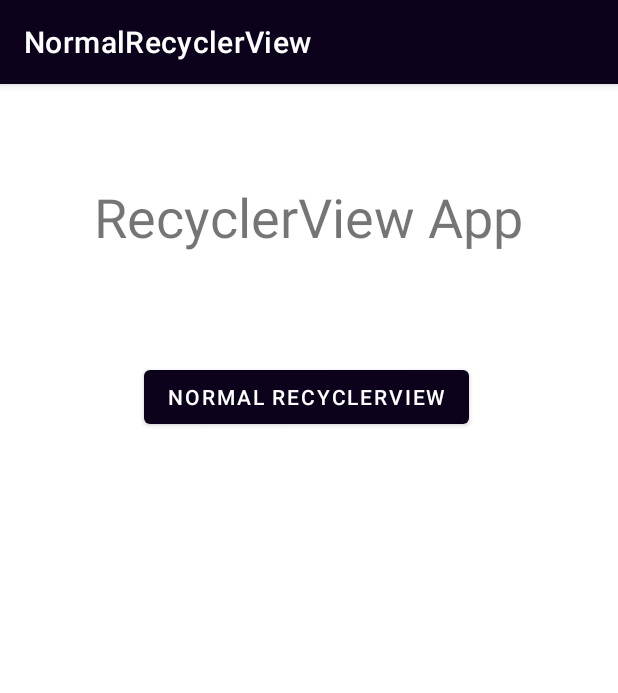
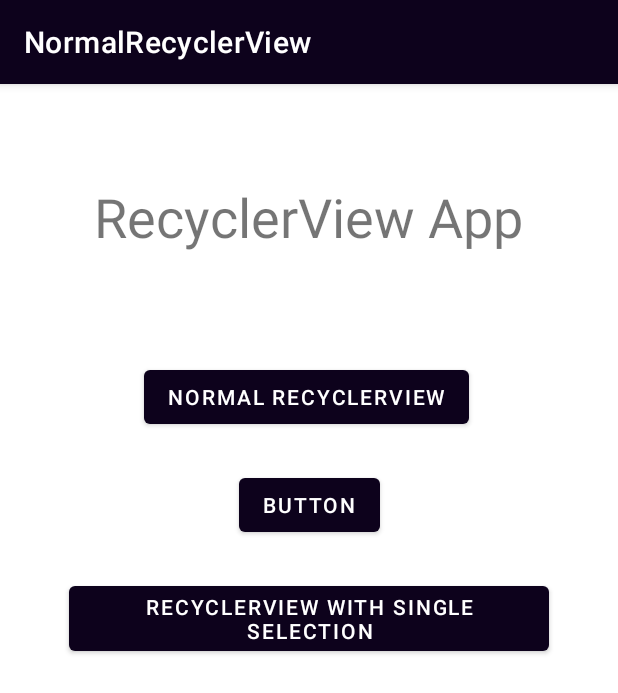
Before and after one commit to Mngatia/NormalRecyclerView, an Android app: the screen it shows after launch (MainActivity), on a phone screen of 412 x 824 dp. Shown: the top 693 px of the screen. Run offline under Robolectric (Android 15) with nearby library versions, the phone set to English and light mode, and no system bars.

Commit message:
Single Item Selection in RecyclerView.

```diff
--- a/app/src/main/res/layout/activity_main.xml
+++ b/app/src/main/res/layout/activity_main.xml
@@ -31,4 +31,24 @@
         app:layout_constraintStart_toStartOf="parent"
         app:layout_constraintTop_toBottomOf="@+id/textView" />
 
+    <Button
+        android:id="@+id/button_cardview"
+        android:layout_width="wrap_content"
+        android:layout_height="wrap_content"
+        android:layout_marginTop="24dp"
+        android:text="Button"
+        app:layout_constraintEnd_toEndOf="parent"
+        app:layout_constraintStart_toStartOf="parent"
+        app:layout_constraintTop_toBottomOf="@+id/button1" />
+
+    <Button
+        android:id="@+id/button_singlselection"
+        android:layout_width="wrap_content"
+        android:layout_height="wrap_content"
+        android:layout_marginTop="24dp"
+        android:text="RecyclerView With Single Selection"
+        app:layout_constraintEnd_toEndOf="parent"
+        app:layout_constraintStart_toStartOf="parent"
+        app:layout_constraintTop_toBottomOf="@+id/button_cardview" />
+
 </androidx.constraintlayout.widget.ConstraintLayout>
```
